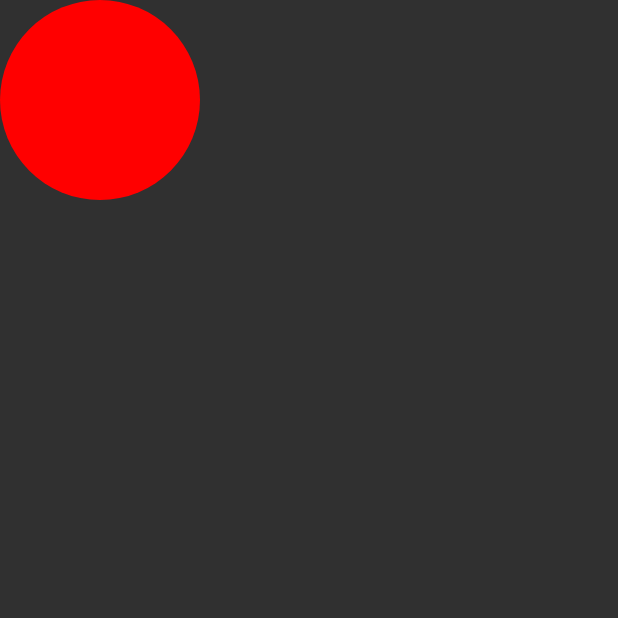
After one commit to bwei1503d/xme, an Android app: the CircleActivity screen opened directly, with no data from a screen before it, on a phone screen of 412 x 824 dp, the top half of it. The commit adds this screen. Run offline under Robolectric (Android 15) with nearby library versions, the phone set to English and light mode, and no system bars.

Commit message:
自定义圆

```diff
--- a/app/src/main/AndroidManifest.xml
+++ b/app/src/main/AndroidManifest.xml
@@ -54,7 +54,11 @@
         <activity android:name=".listview.ListViewActivity" />
         <activity android:name=".alipay.PayDemoActivity" />
         <activity android:name=".alipay.H5PayDemoActivity" />
-        <activity android:name=".exception.ReportActivity" android:process=":crash"></activity>
+        <activity
+            android:name=".exception.ReportActivity"
+            android:process=":crash" />
+        <activity android:name=".autolayout.AutoLayout" />
+        <activity android:name=".ketang.CircleActivity"></activity>
     </application>
 
 </manifest>
--- a/app/src/main/java/com/bwei/xme/customview/CircleView.java
+++ b/app/src/main/java/com/bwei/xme/customview/CircleView.java
@@ -84,6 +84,7 @@ public class CircleView extends View {
                 invalidate();
 
 
+
                 break;
             case MotionEvent.ACTION_UP:
                 x = event.getX() ;
--- a/app/src/main/java/com/bwei/xme/customview/FlowLayout.java
+++ b/app/src/main/java/com/bwei/xme/customview/FlowLayout.java
@@ -4,10 +4,12 @@ import java.util.ArrayList;
 import java.util.List;
 
 import android.content.Context;
+import android.content.res.TypedArray;
 import android.util.AttributeSet;
 import android.util.Log;
 import android.view.View;
 import android.view.ViewGroup;
+import android.widget.LinearLayout;
 
 public class FlowLayout extends ViewGroup
 {
@@ -18,6 +20,9 @@ public class FlowLayout extends ViewGroup
 	public FlowLayout(Context context, AttributeSet attrs)
 	{
 		super(context, attrs);
+
+
+
 	}
 
 	@Override
--- /dev/null
+++ b/app/src/main/java/com/bwei/xme/ketang/CircleActivity.java
@@ -0,0 +1,18 @@
+package com.bwei.xme.ketang;
+
+import android.app.Activity;
+import android.os.Bundle;
+
+import com.bwei.xme.R;
+
+public class CircleActivity extends Activity {
+
+    @Override
+    protected void onCreate(Bundle savedInstanceState) {
+        super.onCreate(savedInstanceState);
+        setContentView(R.layout.activity_circle);
+
+
+
+    }
+}
--- /dev/null
+++ b/app/src/main/java/com/bwei/xme/ketang/CircleView.java
@@ -0,0 +1,93 @@
+package com.bwei.xme.ketang;
+
+import android.content.Context;
+import android.graphics.Canvas;
+import android.graphics.Color;
+import android.graphics.Paint;
+import android.support.annotation.Nullable;
+import android.util.AttributeSet;
+import android.view.MotionEvent;
+import android.view.View;
+
+/**
+ * Created by muhanxi on 17/6/6.
+ */
+
+public class CircleView extends View {
+
+
+    Paint paint;
+    private float x = 100;
+    private float y = 100;
+
+    public CircleView(Context context) {
+        super(context);
+    }
+
+    public CircleView(Context context, @Nullable AttributeSet attrs) {
+        super(context, attrs);
+
+        paint = new Paint();
+        paint.setColor(Color.RED);
+        paint.setAntiAlias(true);
+
+    }
+
+    public CircleView(Context context, @Nullable AttributeSet attrs, int defStyleAttr) {
+        super(context, attrs, defStyleAttr);
+    }
+
+    public CircleView(Context context, @Nullable AttributeSet attrs, int defStyleAttr, int defStyleRes) {
+        super(context, attrs, defStyleAttr, defStyleRes);
+    }
+
+
+    @Override
+    protected void onDraw(Canvas canvas) {
+        super.onDraw(canvas);
+
+
+        canvas.drawCircle(x,y,100,paint);
+
+
+    }
+
+
+    @Override
+    public boolean onTouchEvent(MotionEvent event) {
+
+        switch (event.getAction()){
+
+            case MotionEvent.ACTION_DOWN:
+
+                break;
+
+            case MotionEvent.ACTION_MOVE:
+
+                x = event.getX();
+                y = event.getY();
+                System.out.println("x = " + x);
+                System.out.println("y = " + y);
+
+
+
+
+                //主线程调用刷新
+                invalidate();
+                //子线程 调用刷新
+//                postInvalidate();
+
+
+
+                break;
+            case MotionEvent.ACTION_UP:
+
+                break;
+
+
+
+        }
+
+        return true;
+    }
+}
--- /dev/null
+++ b/app/src/main/res/layout/activity_circle.xml
@@ -0,0 +1,16 @@
+<?xml version="1.0" encoding="utf-8"?>
+<LinearLayout xmlns:android="http://schemas.android.com/apk/res/android"
+    xmlns:app="http://schemas.android.com/apk/res-auto"
+    xmlns:tools="http://schemas.android.com/tools"
+    android:layout_width="match_parent"
+    android:layout_height="match_parent"
+    android:orientation="vertical"
+    tools:context="com.bwei.xme.ketang.CircleActivity">
+
+
+
+    <com.bwei.xme.ketang.CircleView
+        android:layout_width="match_parent"
+        android:layout_height="match_parent" />
+
+</LinearLayout>
--- a/app/src/main/res/layout/activity_flow.xml
+++ b/app/src/main/res/layout/activity_flow.xml
@@ -17,7 +17,7 @@
 
             android:layout_width="wrap_content"
             android:layout_height="wrap_content"
-            android:text="111"/>
+            android:text="@string/app_name"/>
 
         <TextView
             style="@style/text_flag_01"
--- a/app/src/main/res/values/dimens.xml
+++ b/app/src/main/res/values/dimens.xml
@@ -17,4 +17,7 @@
 <resources>
   <dimen name="standard_padding">8dip</dimen>
   <dimen name="half_padding">4dip</dimen>
+
+  <dimen name="c_btn_width">100dp</dimen>
+  <dimen name="c_btn_height">200dp</dimen>
 </resources>
```
Also changed, not shown: app/build.gradle (+10 -10 lines), app/src/main/java/com/bwei/xme/MainActivity.java (+4 -3 lines), app/src/main/java/com/bwei/xme/autolayout/AutoLayout.java (added, +17 -0 lines), app/src/main/res/layout/activity_auto_layout.xml (added, +18 -0 lines).
